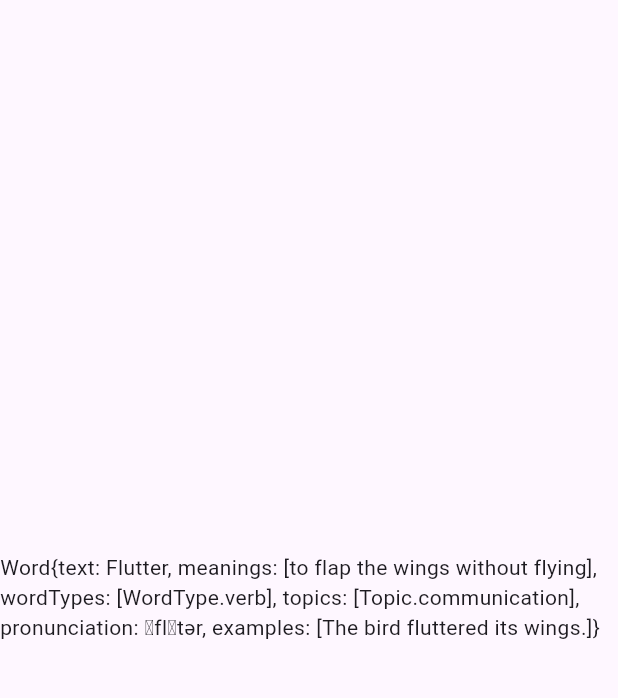
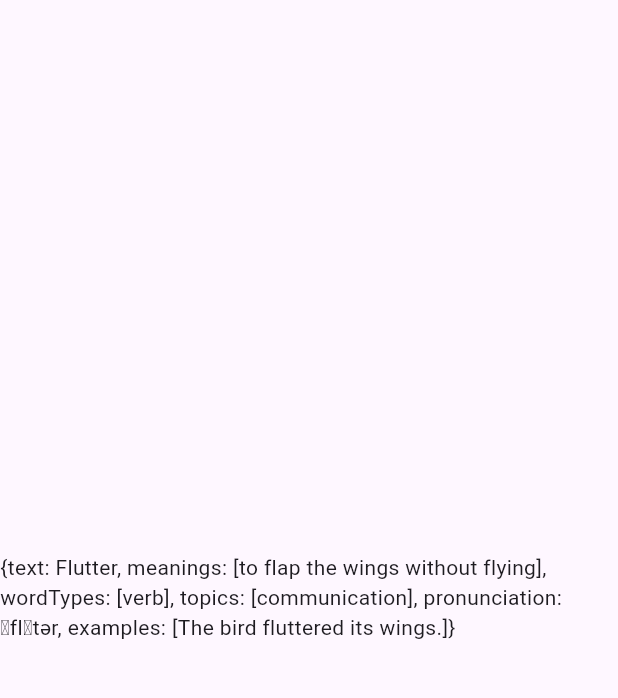
Before and after one commit to hieu-dd/word_journey, a Flutter app: the screen it shows after launch, on a phone screen of 412 x 824 dp, the part 63-761 px from its top. Run offline on Flutter 3.47's test engine with Material 3 defaults, Android fonts, the phone set to English and light mode, and no system bars.

Commit message:
Add json_serializable for word

```diff
--- a/lib/common/model/word.dart
+++ b/lib/common/model/word.dart
@@ -1,6 +1,10 @@
+import 'package:json_annotation/json_annotation.dart';
 import 'package:word_journey/common/model/topic.dart';
 import 'package:word_journey/common/model/word_type.dart';
 
+part 'word.g.dart';
+
+@JsonSerializable()
 class Word {
   String text;
   List<String> meanings;
@@ -18,6 +22,10 @@ class Word {
     this.examples = const [],
   });
 
+  factory Word.fromJson(Map<String, dynamic> json) => _$WordFromJson(json);
+
+  Map<String, dynamic> toJson() => _$WordToJson(this);
+
   @override
   String toString() {
     return 'Word{text: $text, meanings: $meanings, wordTypes: $wordTypes, topics: $topics, pronunciation: $pronunciation, examples: $examples}';
--- a/lib/main.dart
+++ b/lib/main.dart
@@ -32,7 +32,7 @@ class MyApp extends StatelessWidget {
             topics: [Topic.communication],
             pronunciation: 'ˈflʌtər',
             examples: ['The bird fluttered its wings.'],
-          ).toString()),
+          ).toJson().toString()),
         ),
       ),
     );
--- a/pubspec.yaml
+++ b/pubspec.yaml
@@ -46,6 +46,8 @@ dev_dependencies:
   # package. See that file for information about deactivating specific lint
   # rules and activating additional ones.
   flutter_lints: ^4.0.0
+  json_serializable: ^6.8.0
+  build_runner: ^2.4.13
 
 # For information on the generic Dart part of this file, see the
 # following page: https://dart.dev/tools/pub/pubspec
```
Also changed, not shown: lib/common/model/word.g.dart (added), pubspec.lock.
